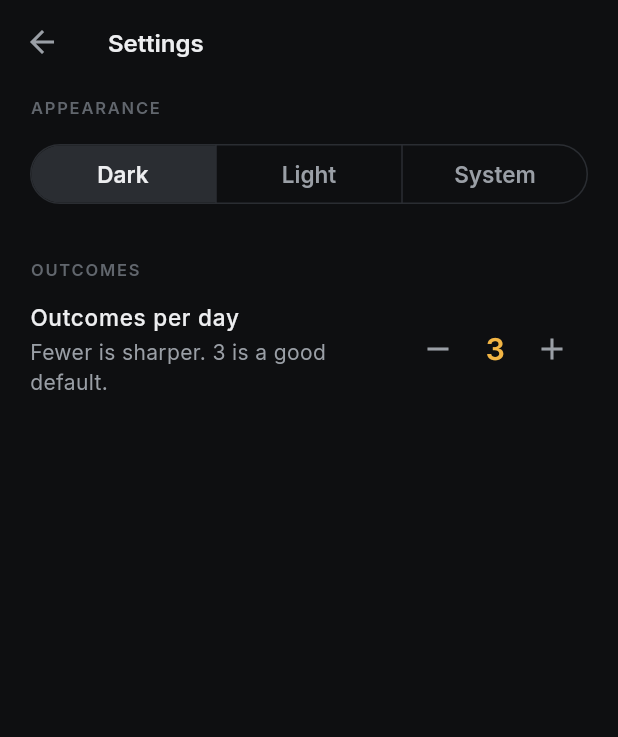
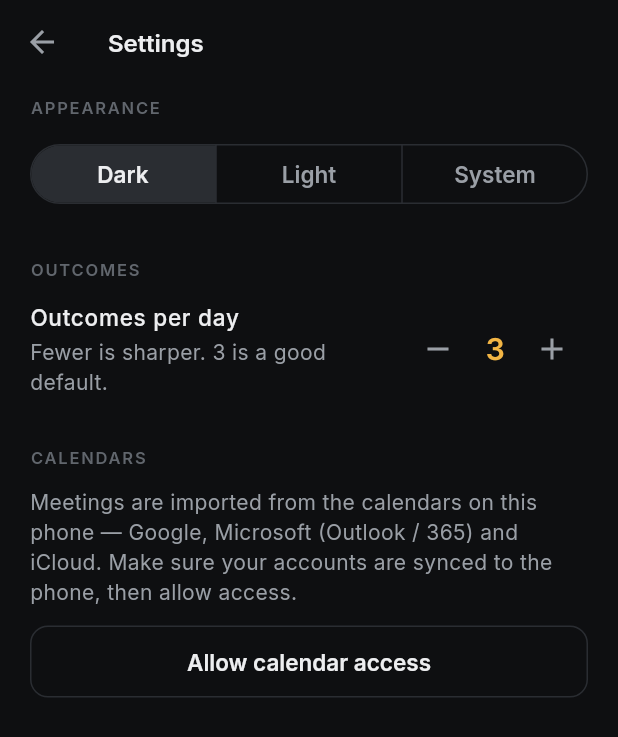
Before and after one commit to diaxenl/planner, a Flutter app: the screen it shows after launch, after a tap on the "tune" icon, on a phone screen of 412 x 824 dp. Shown: the top 737 px of the screen. Run offline on Flutter 3.47's test engine with Material 3 defaults, Android fonts, the phone set to English and light mode, and no system bars.

Commit message:
Phase 15: end-of-day Review; Phase 14 UI without the package
- Review: outcomes hit, planned vs actual by bucket, estimate accuracy,
  Tomorrow/Drop for left-over items; entry from header and Now card
- Settings calendar picker, all-day labels, pull-to-refresh, settings ->
  model calendar wiring (device source pending package approval)

Co-Authored-By: Claude Opus 5.5 <noreply@anthropic.com>

```diff
--- a/lib/features/day/day_screen.dart
+++ b/lib/features/day/day_screen.dart
@@ -11,6 +11,7 @@ import '../../services/day_stats.dart';
 import '../../state/day_planner_model.dart';
 import '../../state/day_planner_provider.dart';
 import '../../state/settings_provider.dart';
+import '../review/review_screen.dart';
 import '../settings/settings_screen.dart';
 import 'widgets/agenda_list.dart';
 import 'widgets/capture_bar.dart';
@@ -85,10 +86,27 @@ class _DayScreenState extends State<DayScreen> {
                   model.viewedDate.add(const Duration(days: 1)),
                 ),
                 onToday: () => model.setViewedDate(DateTime.now()),
+                onReview: () => ReviewScreen.open(context),
                 onSettings: () => SettingsScreen.open(context),
               ),
+              if (model.allDayEvents.isNotEmpty)
+                Padding(
+                  padding: const EdgeInsets.fromLTRB(20, 4, 20, 0),
+                  child: Align(
+                    alignment: Alignment.centerLeft,
+                    child: Text(
+                      'All day · ${model.allDayEvents.map((e) => e.title).join(' · ')}',
+                      maxLines: 1,
+                      overflow: TextOverflow.ellipsis,
+                      style: Theme.of(context).textTheme.bodySmall,
+                    ),
+                  ),
+                ),
               Expanded(
+                child: RefreshIndicator(
+                  onRefresh: model.refreshCalendar,
                   child: ListView(
+                    physics: const AlwaysScrollableScrollPhysics(),
                     padding: const EdgeInsets.fromLTRB(20, 16, 20, 24),
                     children: [
                       LoadBar(load: load, isToday: isToday),
@@ -107,8 +125,10 @@ class _DayScreenState extends State<DayScreen> {
                           hasAnyTasks: model.tasks.isNotEmpty,
                           onStart: () => _act(ItemAction.start, current!.task),
                           onDone: () => _act(ItemAction.done, current!.task),
-                        onCancel: () => _act(ItemAction.cancel, current!.task),
+                          onCancel: () =>
+                              _act(ItemAction.cancel, current!.task),
                           onTap: () => _edit(model, current!.task),
+                          onReview: () => ReviewScreen.open(context),
                         ),
                       ],
                       const SizedBox(height: 28),
@@ -140,10 +160,12 @@ class _DayScreenState extends State<DayScreen> {
                     ],
                   ),
                 ),
+              ),
               CaptureBar(
                 onSubmit: (raw) => _capture(model, raw),
-                onSomethingCameUp:
-                    isToday ? () => _somethingCameUp(model) : null,
+                onSomethingCameUp: isToday
+                    ? () => _somethingCameUp(model)
+                    : null,
               ),
             ],
           ),
@@ -154,8 +176,11 @@ class _DayScreenState extends State<DayScreen> {
 
   /// Builds a task from capture shorthand: parsed duration (default 30m),
   /// a parsed time makes it Set-time, `*` makes it an Outcome.
-  Task _fromCapture(DayPlannerModel model, String raw,
-      {bool interruption = false}) {
+  Task _fromCapture(
+    DayPlannerModel model,
+    String raw, {
+    bool interruption = false,
+  }) {
     final p = CaptureParser.parse(raw);
     return Task(
       title: p.title.isEmpty ? raw.trim() : p.title,
@@ -245,11 +270,16 @@ class _DayScreenState extends State<DayScreen> {
         return;
       case ItemAction.done:
         model.markComplete(task.id, DateTime.now());
-        _snack('Done: "${task.title}"', undo: () => model.updateTask(task.id, task));
+        _snack(
+          'Done: "${task.title}"',
+          undo: () => model.updateTask(task.id, task),
+        );
       case ItemAction.cancel:
         model.cancelTask(task.id);
-        _snack('Cancelled "${task.title}"',
-            undo: () => model.updateTask(task.id, task));
+        _snack(
+          'Cancelled "${task.title}"',
+          undo: () => model.updateTask(task.id, task),
+        );
       case ItemAction.tomorrow:
         await model.moveToDate(
           task.id,
--- a/lib/features/day/widgets/day_header.dart
+++ b/lib/features/day/widgets/day_header.dart
@@ -3,7 +3,7 @@ import 'package:flutter/material.dart';
 import '../../../core/theme.dart';
 import '../../../core/utils.dart';
 
-/// "Today" + full date, with prev/next day and settings.
+/// "Today" + full date, with prev/next day, review, and settings.
 ///
 /// When viewing another day, tapping the title jumps back to today.
 class DayHeader extends StatelessWidget {
@@ -13,6 +13,7 @@ class DayHeader extends StatelessWidget {
     required this.onPreviousDay,
     required this.onNextDay,
     required this.onToday,
+    required this.onReview,
     required this.onSettings,
   });
 
@@ -20,6 +21,7 @@ class DayHeader extends StatelessWidget {
   final VoidCallback onPreviousDay;
   final VoidCallback onNextDay;
   final VoidCallback onToday;
+  final VoidCallback onReview;
   final VoidCallback onSettings;
 
   @override
@@ -68,6 +70,11 @@ class DayHeader extends StatelessWidget {
             icon: const Icon(Icons.chevron_right),
           ),
           IconButton(
+            tooltip: 'Review',
+            onPressed: onReview,
+            icon: const Icon(Icons.insights, size: 20),
+          ),
+          IconButton(
             tooltip: 'Settings',
             onPressed: onSettings,
             icon: const Icon(Icons.tune, size: 20),
--- a/lib/features/day/widgets/now_card.dart
+++ b/lib/features/day/widgets/now_card.dart
@@ -24,6 +24,7 @@ class NowCard extends StatefulWidget {
     required this.onDone,
     required this.onCancel,
     required this.onTap,
+    required this.onReview,
   });
 
   final ScheduledTask? item;
@@ -34,6 +35,9 @@ class NowCard extends StatefulWidget {
   final VoidCallback onDone;
   final VoidCallback onCancel;
   final VoidCallback onTap;
+
+  /// Shown as "Review your day" once nothing is left on the plan.
+  final VoidCallback onReview;
 
   @override
   State<NowCard> createState() => _NowCardState();
@@ -82,6 +86,13 @@ class _NowCardState extends State<NowCard> {
                   : 'Pick your outcomes to get started.',
               style: text.bodyMedium,
             ),
+            if (widget.hasAnyTasks) ...[
+              const SizedBox(height: 16),
+              FilledButton(
+                onPressed: widget.onReview,
+                child: const Text('Review your day'),
+              ),
+            ],
           ],
         ),
       );
--- a/lib/features/settings/settings_screen.dart
+++ b/lib/features/settings/settings_screen.dart
@@ -2,9 +2,11 @@ import 'package:flutter/material.dart';
 
 import '../../core/constants.dart';
 import '../../core/theme.dart';
+import '../../models/calendar_event.dart';
+import '../../state/day_planner_provider.dart';
 import '../../state/settings_provider.dart';
 
-/// Theme and outcome-cap preferences.
+/// Theme, outcome cap, and which calendars to import meetings from.
 class SettingsScreen extends StatelessWidget {
   const SettingsScreen({super.key});
 
@@ -80,8 +82,94 @@ class SettingsScreen extends StatelessWidget {
               ),
             ],
           ),
+          const SizedBox(height: 32),
+          Text('CALENDARS', style: text.labelSmall),
+          const SizedBox(height: 12),
+          const _CalendarPicker(),
         ],
       ),
     );
   }
 }
+
+/// Lists the phone's calendars with a switch each. No selection saved
+/// means all calendars are imported.
+class _CalendarPicker extends StatefulWidget {
+  const _CalendarPicker();
+
+  @override
+  State<_CalendarPicker> createState() => _CalendarPickerState();
+}
+
+class _CalendarPickerState extends State<_CalendarPicker> {
+  Future<List<DeviceCalendarInfo>>? _calendars;
+
+  @override
+  void didChangeDependencies() {
+    super.didChangeDependencies();
+    _calendars ??= DayPlannerProvider.of(context).listCalendars();
+  }
+
+  Future<void> _allowAccess() async {
+    final model = DayPlannerProvider.of(context);
+    await model.requestCalendarAccess();
+    if (!mounted) return;
+    setState(() => _calendars = model.listCalendars());
+  }
+
+  @override
+  Widget build(BuildContext context) {
+    final text = Theme.of(context).textTheme;
+    final settings = SettingsProvider.of(context);
+    final selected = settings.settings.selectedCalendarIds;
+
+    return FutureBuilder<List<DeviceCalendarInfo>>(
+      future: _calendars,
+      builder: (context, snapshot) {
+        final calendars = snapshot.data ?? const [];
+        if (snapshot.connectionState != ConnectionState.done) {
+          return const SizedBox(height: 48);
+        }
+        if (calendars.isEmpty) {
+          return Column(
+            crossAxisAlignment: CrossAxisAlignment.stretch,
+            children: [
+              Text(
+                'Meetings are imported from the calendars on this phone — '
+                'Google, Microsoft (Outlook / 365) and iCloud. Make sure your '
+                'accounts are synced to the phone, then allow access.',
+                style: text.bodyMedium,
+              ),
+              const SizedBox(height: 12),
+              OutlinedButton(
+                onPressed: _allowAccess,
+                child: const Text('Allow calendar access'),
+              ),
+            ],
+          );
+        }
+        return Column(
+          children: [
+            for (final cal in calendars)
+              SwitchListTile(
+                contentPadding: EdgeInsets.zero,
+                title: Text(cal.name, style: text.bodyLarge),
+                subtitle: cal.accountName == null
+                    ? null
+                    : Text(cal.accountName!, style: text.bodyMedium),
+                value: selected == null || selected.contains(cal.id),
+                onChanged: (on) {
+                  final ids = selected ?? calendars.map((c) => c.id).toSet();
+                  final next = {...ids};
+                  on ? next.add(cal.id) : next.remove(cal.id);
+                  settings.setSelectedCalendarIds(
+                    next.length == calendars.length ? null : next,
+                  );
+                },
+              ),
+          ],
+        );
+      },
+    );
+  }
+}
--- a/lib/main.dart
+++ b/lib/main.dart
@@ -14,8 +14,16 @@ void main() async {
   await settings.load();
 
   final model = DayPlannerModel(repository: LocalDayRepository())
-    ..outcomeCap = settings.settings.outcomeCap;
-  settings.addListener(() => model.outcomeCap = settings.settings.outcomeCap);
+    ..outcomeCap = settings.settings.outcomeCap
+    ..calendarIds = settings.settings.selectedCalendarIds;
+  settings.addListener(() {
+    model.outcomeCap = settings.settings.outcomeCap;
+    final ids = settings.settings.selectedCalendarIds;
+    if (ids != model.calendarIds) {
+      model.calendarIds = ids;
+      model.refreshCalendar();
+    }
+  });
   await model.loadDate(DateTime.now());
 
   runApp(
--- a/lib/state/day_planner_model.dart
+++ b/lib/state/day_planner_model.dart
@@ -358,6 +358,22 @@ class DayPlannerModel extends ChangeNotifier with WidgetsBindingObserver {
   /// appears in [tasks] and is never persisted).
   bool isImported(Task task) => task.id.startsWith(_importedPrefix);
 
+  /// Calendars available on the device (for the Settings picker).
+  Future<List<DeviceCalendarInfo>> listCalendars() async {
+    try {
+      return await _calendarSource.listCalendars();
+    } catch (_) {
+      return const [];
+    }
+  }
+
+  /// Asks for calendar permission, then re-reads events if granted.
+  Future<bool> requestCalendarAccess() async {
+    final granted = await _calendarSource.requestAccess();
+    if (granted) await refreshCalendar();
+    return granted;
+  }
+
   /// Re-reads the viewed day's calendar events and replans. Surfaces a
   /// suggestion if a new or moved meeting displaces scheduled work.
   Future<void> refreshCalendar() async {
```
Also changed, not shown: lib/features/review/review_screen.dart (added, +206 -0 lines), 2 other files. Lines whose indentation alone changed are shown as unchanged.
